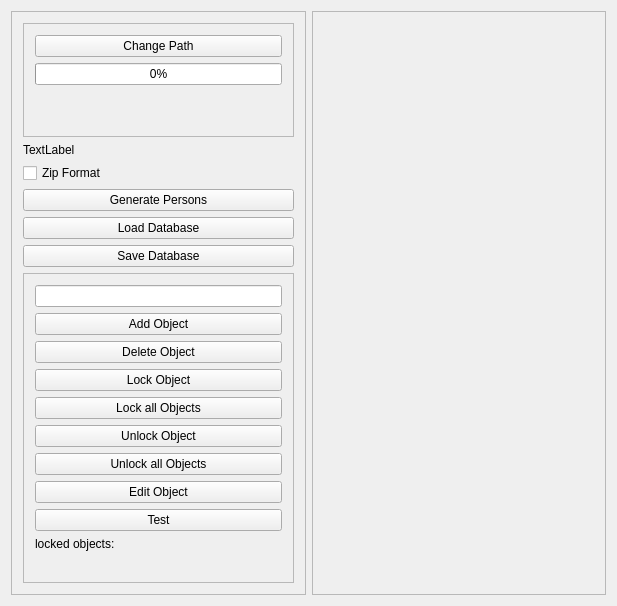
Above: Examples/DatabaseAsync/MainWindow.ui from KROIA/JsonDatabase before the change. Below: the same form after it.
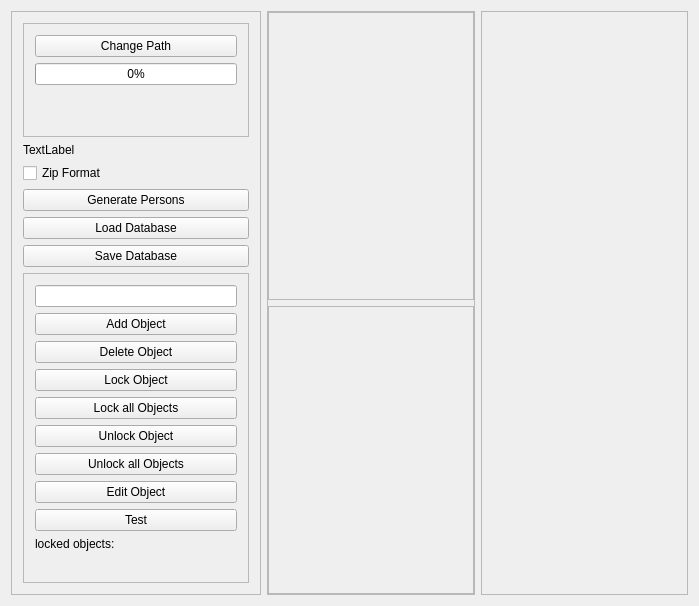
That is the form after the change.

```diff
--- a/Examples/DatabaseAsync/MainWindow.ui
+++ b/Examples/DatabaseAsync/MainWindow.ui
@@ -6,14 +6,14 @@
    <rect>
     <x>0</x>
     <y>0</y>
-    <width>617</width>
+    <width>699</width>
     <height>605</height>
    </rect>
   </property>
   <property name="windowTitle">
    <string>MainWindow</string>
   </property>
-  <layout class="QHBoxLayout" name="horizontalLayout">
+  <layout class="QHBoxLayout" name="horizontalLayout" stretch="1,1,1">
    <item>
     <widget class="QFrame" name="frame_2">
      <property name="sizePolicy">
@@ -217,6 +217,52 @@
      </layout>
     </widget>
    </item>
+   <item>
+    <widget class="QFrame" name="frame_4">
+     <property name="frameShape">
+      <enum>QFrame::StyledPanel</enum>
+     </property>
+     <property name="frameShadow">
+      <enum>QFrame::Raised</enum>
+     </property>
+     <layout class="QVBoxLayout" name="verticalLayout_5" stretch="1,1">
+      <property name="leftMargin">
+       <number>0</number>
+      </property>
+      <property name="topMargin">
+       <number>0</number>
+      </property>
+      <property name="rightMargin">
+       <number>0</number>
+      </property>
+      <property name="bottomMargin">
+       <number>0</number>
+      </property>
+      <item>
+       <widget class="QFrame" name="userList_frame">
+        <property name="frameShape">
+         <enum>QFrame::StyledPanel</enum>
+        </property>
+        <property name="frameShadow">
+         <enum>QFrame::Raised</enum>
+        </property>
+        <layout class="QVBoxLayout" name="verticalLayout_6"/>
+       </widget>
+      </item>
+      <item>
+       <widget class="QFrame" name="objectList_frame">
+        <property name="frameShape">
+         <enum>QFrame::StyledPanel</enum>
+        </property>
+        <property name="frameShadow">
+         <enum>QFrame::Raised</enum>
+        </property>
+        <layout class="QVBoxLayout" name="verticalLayout_7"/>
+       </widget>
+      </item>
+     </layout>
+    </widget>
+   </item>
    <item>
     <widget class="QFrame" name="editor_frame">
      <property name="sizePolicy">
```
